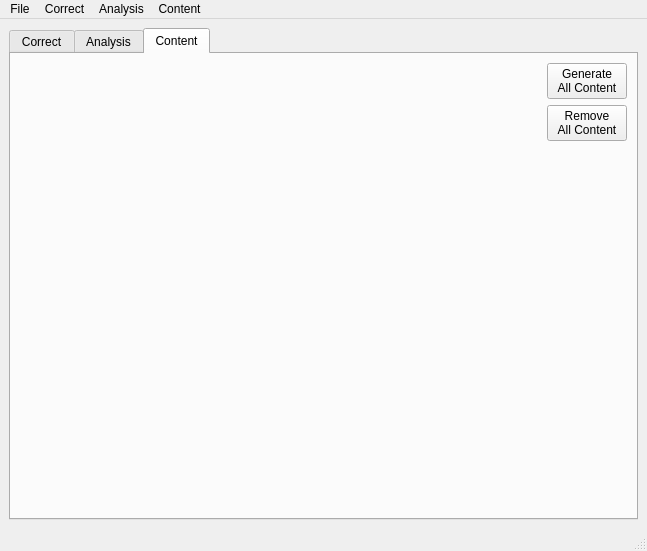
First picture: the form in mainwindow.ui, repository Ilya-Songrov/CorrectBibleText, before the edit.
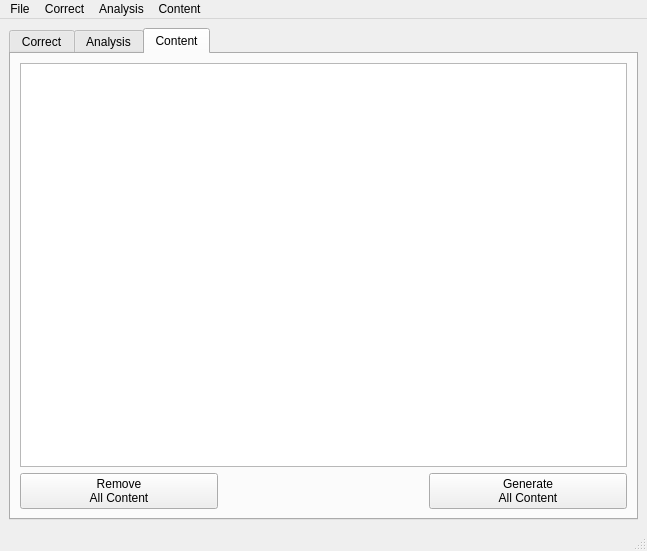
Second picture: the form after the edit. The open tabs and pages were chosen to show the change.

```diff
--- a/mainwindow.ui
+++ b/mainwindow.ui
@@ -151,50 +151,10 @@
         <string>Content</string>
        </attribute>
        <layout class="QGridLayout" name="gridLayout_2">
-        <item row="0" column="1">
-         <widget class="QPushButton" name="pushButtonGenerateAllContent">
-          <property name="sizePolicy">
-           <sizepolicy hsizetype="Minimum" vsizetype="Preferred">
-            <horstretch>0</horstretch>
-            <verstretch>0</verstretch>
-           </sizepolicy>
-          </property>
-          <property name="text">
-           <string>Generate 
-All Content</string>
-          </property>
-         </widget>
-        </item>
-        <item row="2" column="1">
-         <spacer name="verticalSpacer">
-          <property name="orientation">
-           <enum>Qt::Vertical</enum>
-          </property>
-          <property name="sizeHint" stdset="0">
-           <size>
-            <width>20</width>
-            <height>364</height>
-           </size>
-          </property>
-         </spacer>
-        </item>
-        <item row="0" column="0">
-         <spacer name="horizontalSpacer">
-          <property name="orientation">
-           <enum>Qt::Horizontal</enum>
-          </property>
-          <property name="sizeHint" stdset="0">
-           <size>
-            <width>472</width>
-            <height>20</height>
-           </size>
-          </property>
-         </spacer>
-        </item>
-        <item row="1" column="1">
+        <item row="1" column="0">
          <widget class="QPushButton" name="pushButtonRemoveAllContent">
           <property name="sizePolicy">
-           <sizepolicy hsizetype="Minimum" vsizetype="Preferred">
+           <sizepolicy hsizetype="MinimumExpanding" vsizetype="Preferred">
             <horstretch>0</horstretch>
             <verstretch>0</verstretch>
            </sizepolicy>
@@ -205,6 +165,36 @@
           </property>
          </widget>
         </item>
+        <item row="1" column="1">
+         <spacer name="horizontalSpacer">
+          <property name="orientation">
+           <enum>Qt::Horizontal</enum>
+          </property>
+          <property name="sizeHint" stdset="0">
+           <size>
+            <width>196</width>
+            <height>20</height>
+           </size>
+          </property>
+         </spacer>
+        </item>
+        <item row="1" column="2">
+         <widget class="QPushButton" name="pushButtonGenerateAllContent">
+          <property name="sizePolicy">
+           <sizepolicy hsizetype="MinimumExpanding" vsizetype="Preferred">
+            <horstretch>0</horstretch>
+            <verstretch>0</verstretch>
+           </sizepolicy>
+          </property>
+          <property name="text">
+           <string>Generate 
+All Content</string>
+          </property>
+         </widget>
+        </item>
+        <item row="0" column="0" colspan="3">
+         <widget class="QTextBrowser" name="textBrowser"/>
+        </item>
        </layout>
       </widget>
      </widget>
```
Left out of the diff: 2 changed lines with no effect on the pictures.
